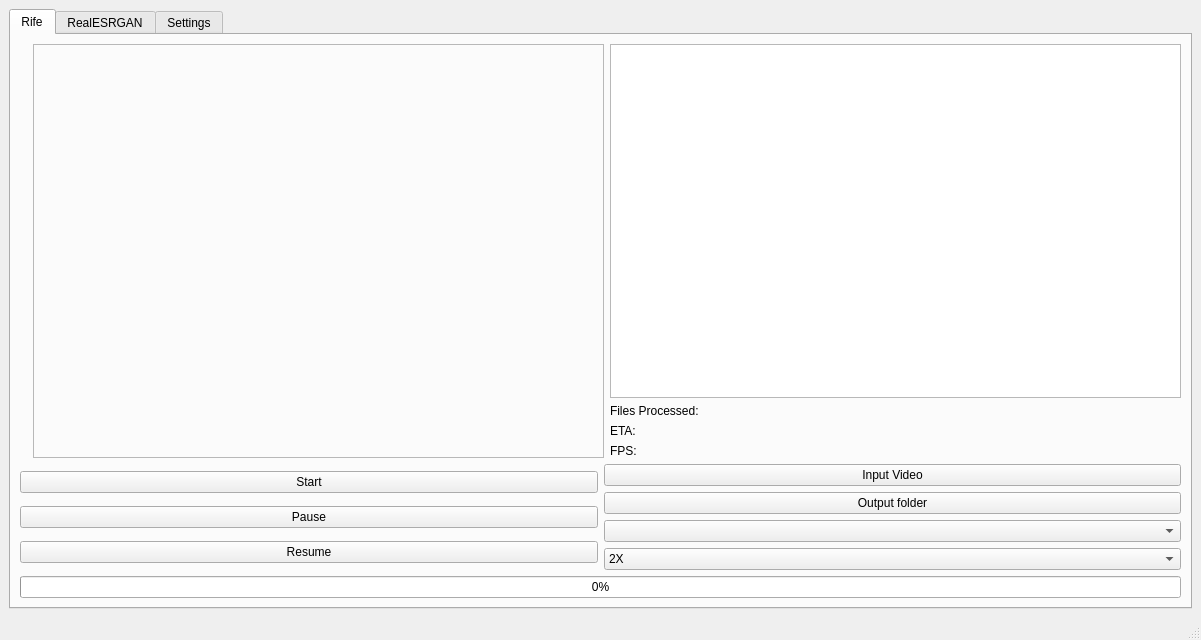
Old version of the form mainwindow.ui in the repository TNTwise/REAL-Video-Enhancer.
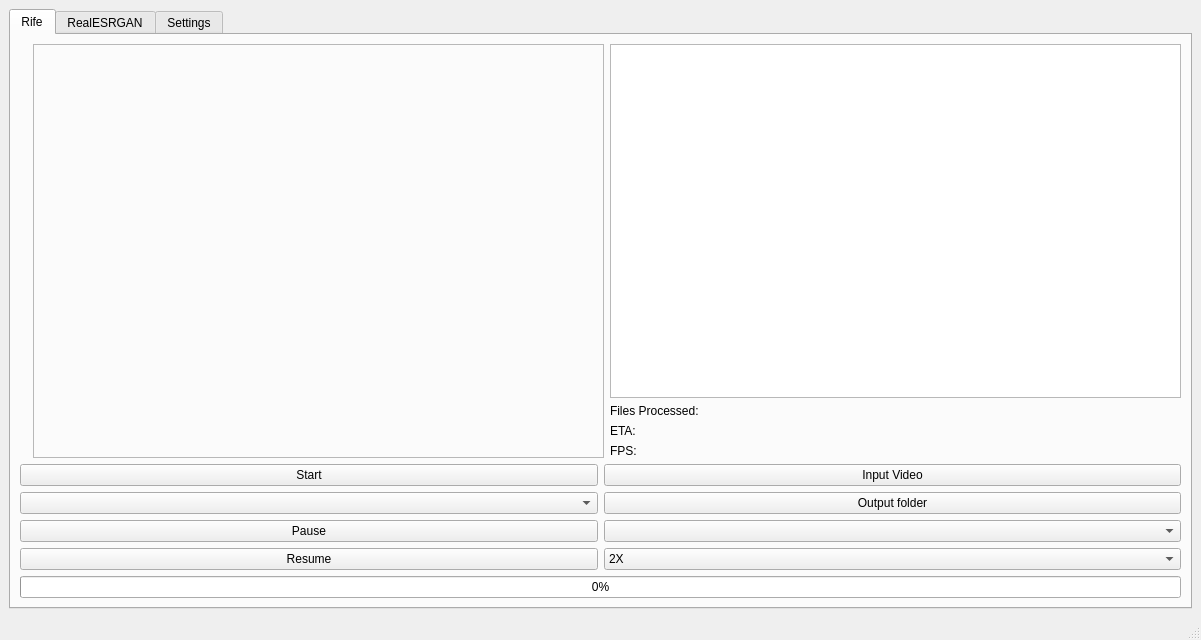
New version of the form. Icons and pictures are not drawn.

What changed in the file:
```diff
--- a/mainwindow.ui
+++ b/mainwindow.ui
@@ -112,6 +112,9 @@
                 </property>
                </widget>
               </item>
+              <item>
+               <widget class="QComboBox" name="AICombo"/>
+              </item>
               <item>
                <widget class="QPushButton" name="RifePause">
                 <property name="text">
```
